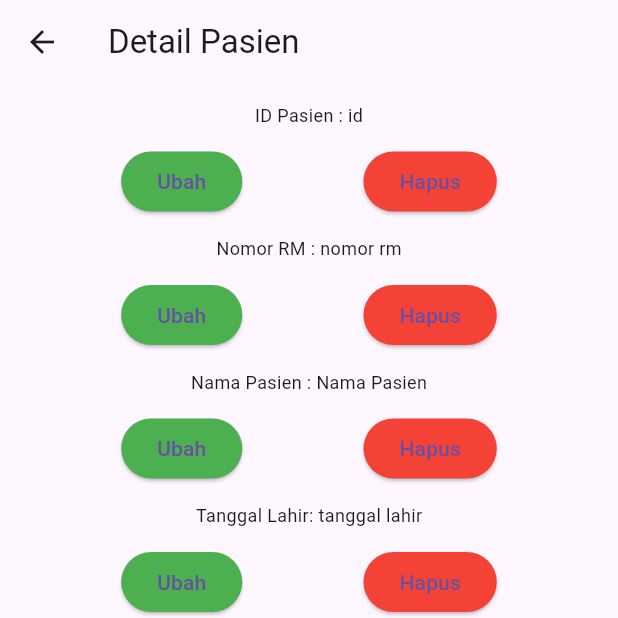
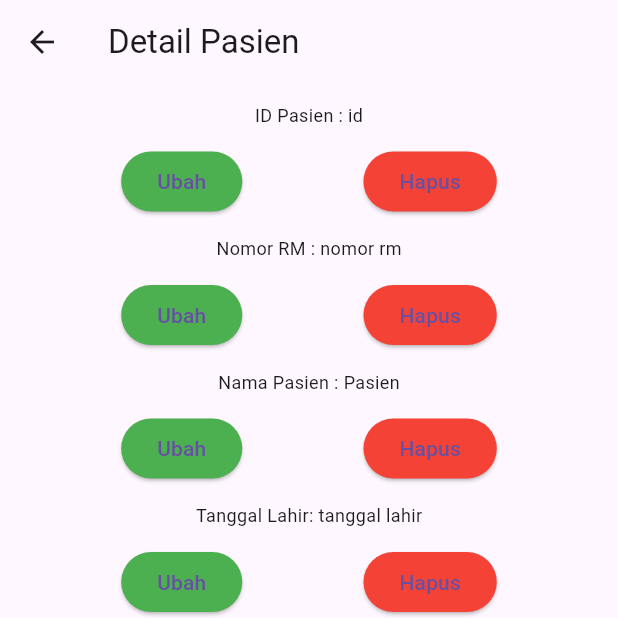
Before and after one commit to Rizkibustami/mobile_programming, a Flutter app: the screen it shows after launch, after a tap on "Pasien", on a phone screen of 412 x 824 dp, the top half of it. Run offline on Flutter 3.47's test engine with Material 3 defaults, Android fonts, the phone set to English and light mode, and no system bars.

Commit message:
tugas pertemuan 6

```diff
--- a/tugas_tugas/lib/main.dart
+++ b/tugas_tugas/lib/main.dart
@@ -1,4 +1,5 @@
 import 'package:flutter/material.dart';
+import '/ui/poli_page.dart';
 import '/ui/pegawai_page.dart';
 
 void main() => runApp(MyApp());
@@ -7,7 +8,7 @@ class MyApp extends StatelessWidget {
   @override
   Widget build(BuildContext context) {
     return MaterialApp(
-      title: 'Tugas Pertemuan 5',
+      title: 'Tugas Pertemuan 6',
       debugShowCheckedModeBanner: false,
       home: PegawaiPage(),
     );
--- /dev/null
+++ b/tugas_tugas/lib/ui/pasien_item.dart
@@ -0,0 +1,26 @@
+import 'package:flutter/material.dart';
+import '../model/pasien.dart';
+import 'pasien_detail.dart';
+
+class PasienItem extends StatelessWidget {
+  final Pasien pasien;
+
+  const PasienItem({super.key, required this.pasien});
+
+  @override
+  Widget build(BuildContext context) {
+    return GestureDetector(
+      child: Card(
+        child: ListTile(
+          title: Text("${pasien.namaPasien}"),
+        ),
+      ),
+      onTap: () {
+        Navigator.push(
+            context,
+            MaterialPageRoute(
+                builder: (context) => PasienDetail(pasien: pasien)));
+      },
+    );
+  }
+}
--- /dev/null
+++ b/tugas_tugas/lib/ui/pegawai_item.dart
@@ -0,0 +1,24 @@
+import 'package:flutter/material.dart';
+import '../model/pegawai.dart';
+import 'pegawai_detail.dart';
+
+class PegawaiItem extends StatelessWidget {
+  final Pegawai pegawai;
+
+  const PegawaiItem({super.key, required this.pegawai});
+
+  @override
+  Widget build(BuildContext context) {
+    return GestureDetector(
+      child: Card(
+        child: ListTile(
+          title: Text("${pegawai.namaPegawai}"),
+        ),
+      ),
+      onTap: () {
+        Navigator.push(context,
+            MaterialPageRoute(builder: (context) => PegawaiDetail(pegawai: pegawai)));
+      },
+    );
+  }
+}
--- a/tugas_tugas/lib/ui/pegawai_page.dart
+++ b/tugas_tugas/lib/ui/pegawai_page.dart
@@ -1,8 +1,11 @@
 import 'package:flutter/material.dart';
+import '../model/pegawai.dart';
+import '../model/pasien.dart';
 import 'pegawai_detail.dart';
 import 'pasien_detail.dart';
-import '../model/pegawai.dart';
-import '../model/pasien.dart';
+import 'pegawai_item.dart';
+import 'pasien_item.dart';
+import 'pegawai_form.dart';
 
 class PegawaiPage extends StatefulWidget {
   const PegawaiPage({super.key});
@@ -15,39 +18,24 @@ class _PegawaiPageState extends State<PegawaiPage> {
   @override
   Widget build(BuildContext context) {
     return Scaffold(
-      appBar: AppBar(title: const Text("Data Rumah Sakit SADEWA")),
+      appBar: AppBar(
+        title: const Text("Data Rumah Sakit SADEWA"),
+        actions: [
+          GestureDetector(
+            child: const Icon(Icons.add),
+            onTap: () {
+              Navigator.push(context,
+                  MaterialPageRoute(builder: (context) => PegawaiForm()));
+            },
+          )
+        ],
+      ),
       body: ListView(
         children: [
-          GestureDetector(
-            child: Card(
-              child: ListTile(
-                title: const Text("Pegawai"),
-            ),
-          ),
-          onTap: () {
-            Pegawai pegawai = new Pegawai(namaPegawai: "Nama Pegawai");
-            Navigator.push(
-              context,
-              MaterialPageRoute(
-                builder: (context) => PegawaiDetail(pegawai: pegawai)));
-          },
-        ),
-          GestureDetector(
-            child: Card(
-              child: ListTile(
-                title: const Text("Pasien"),
-            ),
-          ),
-          onTap: () {
-            Pasien pasien = new Pasien(namaPasien: "Nama Pasien");
-            Navigator.push(
-              context,
-              MaterialPageRoute(
-                builder: (context) => PasienDetail(pasien: pasien)));
-              },
-            ),
-          ],
-        ),
-      );
-    }
+          PegawaiItem(pegawai: Pegawai(namaPegawai: "Pegawai")),
+          PasienItem(pasien: Pasien(namaPasien: "Pasien")),
+        ],
+      ),
+    );
   }
+}
```
Also changed, not shown: tugas_tugas/lib/ui/pegawai_form.dart (added, +30 -0 lines), 2 other files.
